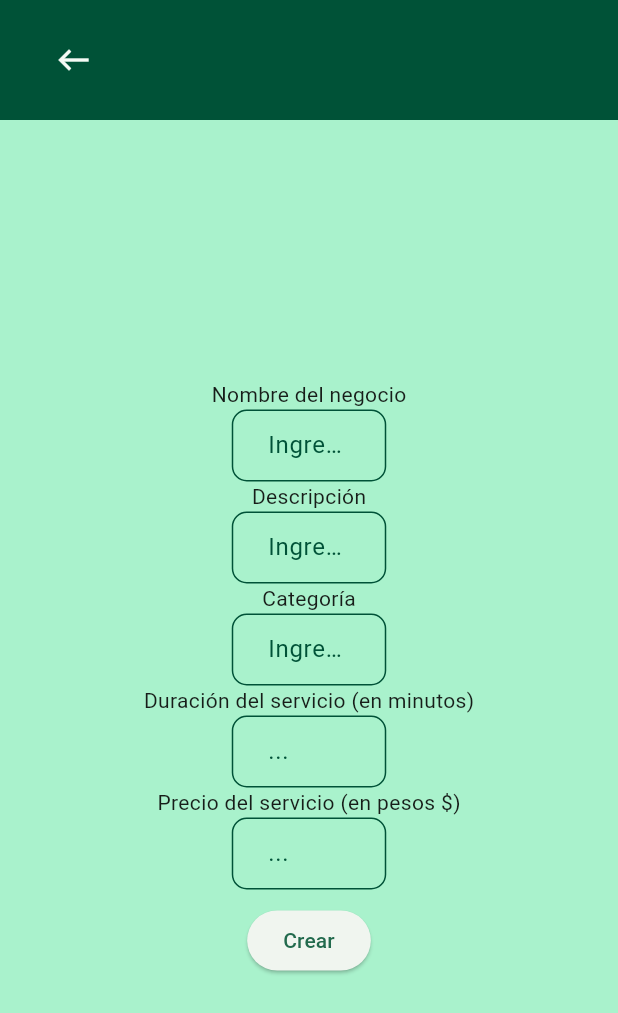
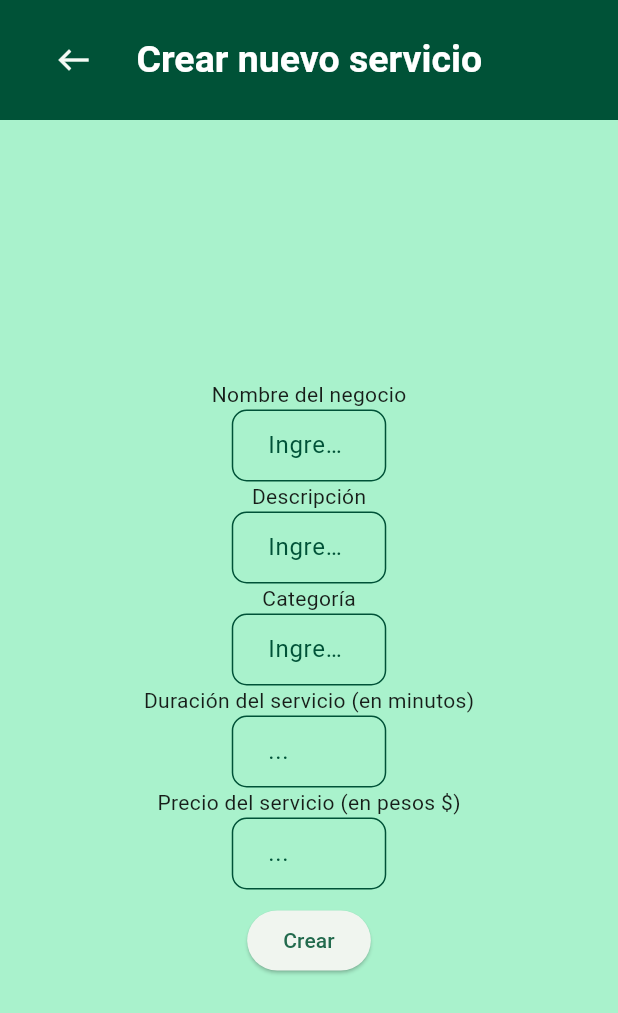
Before and after one commit to Cyber-Marketing/TP-TDL, a Flutter app: the NewServicePage screen opened directly, on a phone screen of 412 x 824 dp. Shown: the top 1013 px of the screen. Run offline on Flutter 3.47's test engine with Material 3 defaults, Android fonts, the phone set to English and light mode, and no system bars; drawn by our look-alikes of loader_overlay; our stand-ins replace cloud_firestore, firebase_auth, firebase_core; accounts and stored records are empty; generated files the repository leaves out were written again.

Commit message:
refactor: creados widgets para eliminar codigo repetido referido a las app bars

```diff
--- /dev/null
+++ b/lib/widgets/app_bar_title.dart
@@ -0,0 +1,17 @@
+import 'package:flutter/material.dart';
+
+class AppBarTitle extends StatelessWidget {
+  const AppBarTitle({
+    super.key,
+    required this.title,
+  });
+
+  final String title;
+
+  @override
+  Widget build(BuildContext context) {
+    return Text(title,
+        style: const TextStyle(
+            color: Colors.white, fontSize: 25, fontWeight: FontWeight.bold));
+  }
+}
--- /dev/null
+++ b/lib/widgets/buttons/go_backwards_button.dart
@@ -0,0 +1,19 @@
+import 'package:flutter/material.dart';
+import 'package:web_app/widgets/buttons/app_bar_button.dart';
+
+class GoBackwardsButton extends StatelessWidget {
+  const GoBackwardsButton({
+    super.key,
+  });
+
+  @override
+  Widget build(BuildContext context) {
+    return AppBarButton(
+      tooltip: "Atrás",
+      icon: Icons.west,
+      onPressed: () {
+        Navigator.pop(context);
+      },
+    );
+  }
+}
--- /dev/null
+++ b/lib/widgets/non_home_app_bar.dart
@@ -0,0 +1,31 @@
+import 'package:flutter/material.dart';
+import 'package:web_app/widgets/app_bar_title.dart';
+import 'package:web_app/widgets/buttons/go_backwards_button.dart';
+
+class NonHomeAppBar extends StatelessWidget implements PreferredSizeWidget {
+  NonHomeAppBar.private({
+    super.key,
+    required this.appBar,
+  });
+
+  final AppBar appBar;
+
+  factory NonHomeAppBar(context, {text}) {
+    AppBar appBar = AppBar(
+      backgroundColor: Theme.of(context).colorScheme.onPrimaryContainer,
+      toolbarHeight: 80,
+      leadingWidth: 75,
+      leading: GoBackwardsButton(),
+      title: AppBarTitle(title: text),
+    );
+    return NonHomeAppBar.private(appBar: appBar);
+  }
+
+  @override
+  Widget build(BuildContext context) {
+    return appBar;
+  }
+
+  @override
+  Size get preferredSize => appBar.preferredSize;
+}
--- a/lib/widgets/pages/new_service_page.dart
+++ b/lib/widgets/pages/new_service_page.dart
@@ -2,9 +2,9 @@ import 'package:flutter/material.dart';
 import 'package:loader_overlay/loader_overlay.dart';
 import 'package:web_app/data/service_repository.dart';
 import 'package:web_app/domain/service.dart';
-import 'package:web_app/widgets/buttons/app_bar_button.dart';
 import 'package:web_app/widgets/form_fields/custom_number_field.dart';
 import 'package:web_app/widgets/form_fields/custom_text_field.dart';
+import 'package:web_app/widgets/non_home_app_bar.dart';
 
 class NewServicePage extends StatefulWidget {
   @override
@@ -25,18 +25,7 @@ class _NewServicePageState extends State<NewServicePage> {
 
     return LoaderOverlay(
       child: Scaffold(
-        appBar: AppBar(
-          backgroundColor: Theme.of(context).colorScheme.onPrimaryContainer,
-          toolbarHeight: 80,
-          leadingWidth: 75,
-          leading: AppBarButton(
-            tooltip: "Atrás",
-            icon: Icons.west,
-            onPressed: () {
-              Navigator.pop(context);
-            },
-          ),
-        ),
+        appBar: NonHomeAppBar(context, text: "Crear nuevo servicio"),
         backgroundColor: Theme.of(context).colorScheme.primaryContainer,
         body: Center(
           child: Form(
```
Also changed, not shown: lib/widgets/pages/profile_screen.dart (+2 -18 lines), lib/widgets/pages/take_turn_page.dart (+2 -18 lines).
